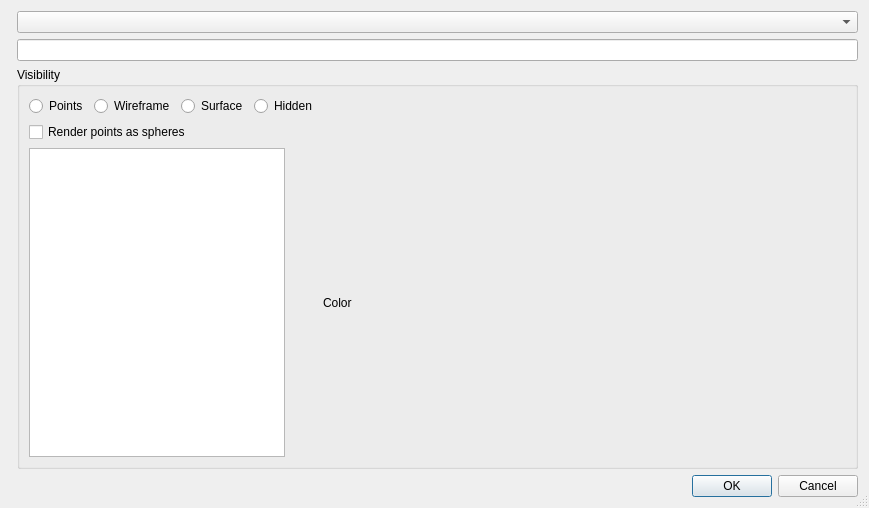
This is forms/objectpropertiesdlg.ui in RasmusRPaulsen/Sumatra as Qt 5 draws it before an edit. The edited form follows.
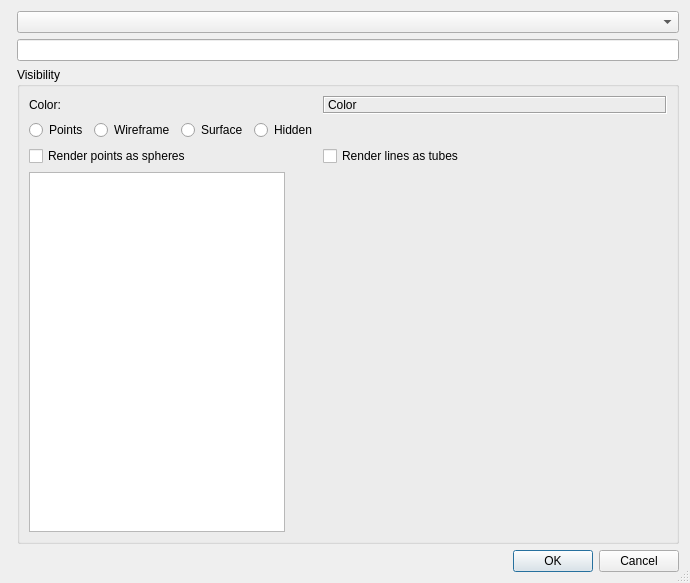
This is the edited form.

```diff
--- a/forms/objectpropertiesdlg.ui
+++ b/forms/objectpropertiesdlg.ui
@@ -6,8 +6,8 @@
    <rect>
     <x>0</x>
     <y>0</y>
-    <width>869</width>
-    <height>508</height>
+    <width>690</width>
+    <height>583</height>
    </rect>
   </property>
   <property name="windowTitle">
@@ -51,7 +51,7 @@
         <string>Visibility</string>
        </property>
        <layout class="QFormLayout" name="formLayout_2">
-        <item row="1" column="0">
+        <item row="2" column="0">
          <layout class="QHBoxLayout" name="horizontalLayout">
           <item>
            <widget class="QRadioButton" name="RenderingPointsBtn">
@@ -95,27 +95,47 @@
           </item>
          </layout>
         </item>
-        <item row="3" column="0">
+        <item row="5" column="0">
          <widget class="QPlainTextEdit" name="ObjectInfo">
           <property name="readOnly">
            <bool>true</bool>
           </property>
          </widget>
         </item>
-        <item row="3" column="1">
-         <widget class="QLabel" name="ObjectColorLabel">
-          <property name="text">
-           <string>Color</string>
-          </property>
-         </widget>
-        </item>
-        <item row="2" column="0">
+        <item row="4" column="0">
          <widget class="QCheckBox" name="RenderPointsAsSpheresChk">
           <property name="text">
            <string>Render points as spheres</string>
           </property>
          </widget>
         </item>
+        <item row="4" column="1">
+         <widget class="QCheckBox" name="RenderLinesAsTubesChk">
+          <property name="text">
+           <string>Render lines as tubes</string>
+          </property>
+         </widget>
+        </item>
+        <item row="0" column="0">
+         <widget class="QLabel" name="label">
+          <property name="text">
+           <string>Color:</string>
+          </property>
+         </widget>
+        </item>
+        <item row="0" column="1">
+         <widget class="QLabel" name="ObjectColorLabel">
+          <property name="frameShape">
+           <enum>QFrame::Box</enum>
+          </property>
+          <property name="frameShadow">
+           <enum>QFrame::Sunken</enum>
+          </property>
+          <property name="text">
+           <string>Color</string>
+          </property>
+         </widget>
+        </item>
        </layout>
       </widget>
      </item>
```
